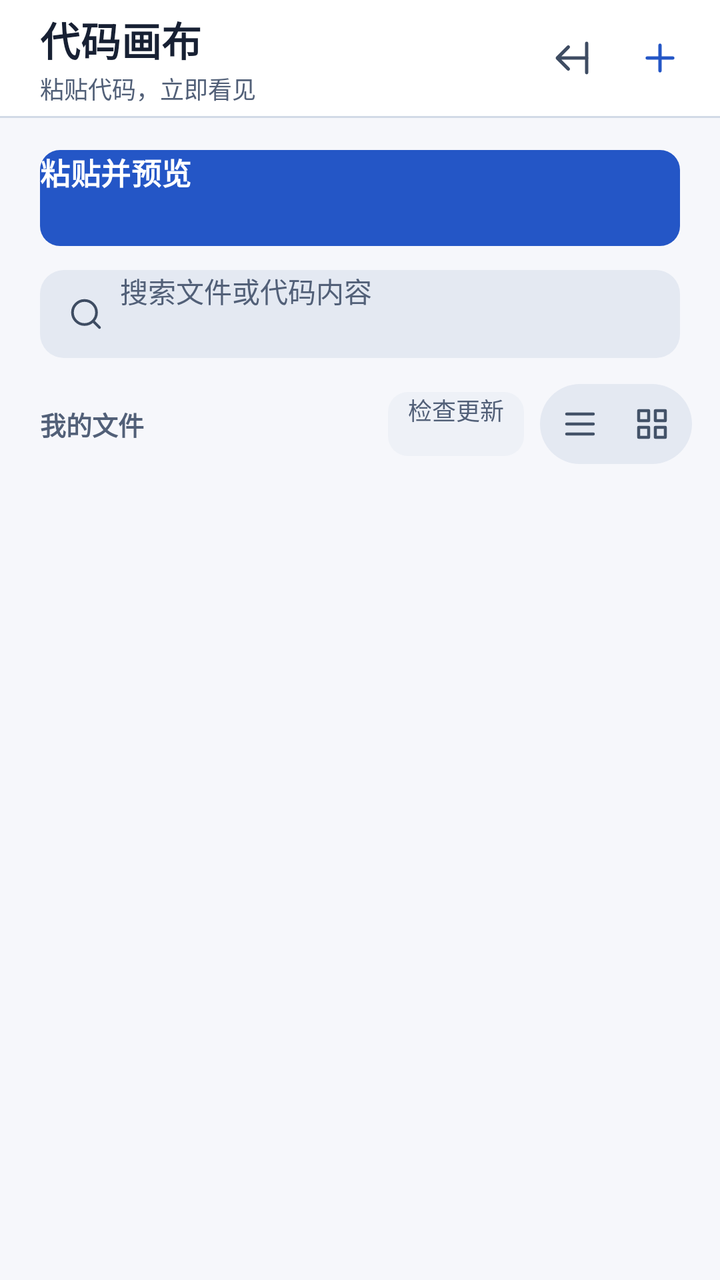
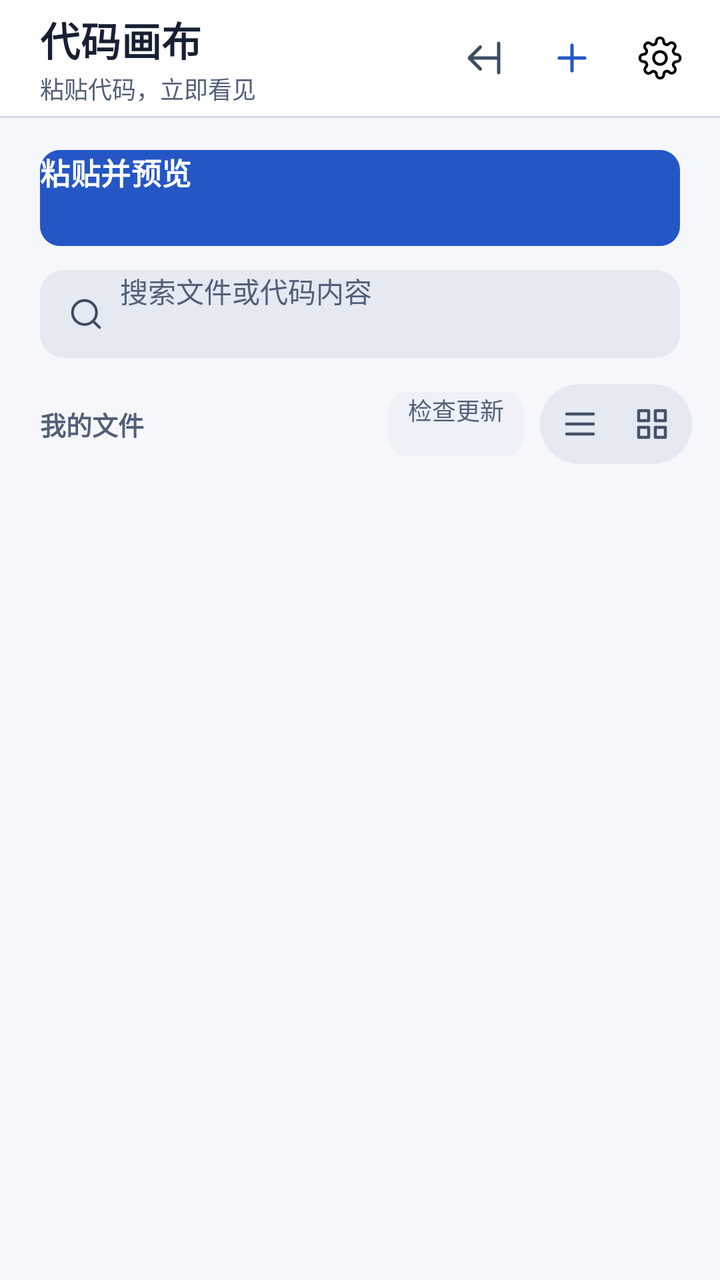

The first picture is an Android layout as it rendered before a commit; the second is the same layout after the commit. The layout source and the unified diff follow.
<!-- AndroidManifest.xml: application theme AppTheme -->
<!-- res/layout/activity_main.xml -->
<LinearLayout xmlns:android="http://schemas.android.com/apk/res/android"
    android:id="@+id/root_main"
    android:layout_width="match_parent"
    android:layout_height="match_parent"
    android:orientation="vertical"
    android:background="@color/canvas_bg">

    
    <LinearLayout
        android:layout_width="match_parent"
        android:layout_height="58dp"
        android:orientation="horizontal"
        android:gravity="center_vertical"
        android:paddingStart="20dp"
        android:paddingEnd="8dp"
        android:background="@color/canvas_surface">

        <LinearLayout
            android:layout_width="0dp"
            android:layout_height="wrap_content"
            android:layout_weight="1"
            android:orientation="vertical">

            <TextView
                android:id="@+id/txt_brand"
                android:layout_width="wrap_content"
                android:layout_height="wrap_content"
                android:text="代码画布"
                android:textSize="20sp"
                android:textStyle="bold"
                android:letterSpacing="0.01"
                android:textColor="@color/canvas_ink_primary" />

            <TextView
                android:id="@+id/txt_brand_sub"
                android:layout_width="wrap_content"
                android:layout_height="wrap_content"
                android:layout_marginTop="1dp"
                android:text="粘贴代码，立即看见"
                android:textSize="12sp"
                android:textColor="@color/canvas_ink_secondary" />
        </LinearLayout>

        <ImageButton
            android:id="@+id/btn_import"
            android:layout_width="44dp"
            android:layout_height="44dp"
            android:layout_marginStart="4dp"
            android:padding="11dp"
            android:background="@drawable/bg_icon_button"
            android:src="@drawable/ic_import"
            android:contentDescription="导入文件" />

        <ImageButton
            android:id="@+id/btn_new"
            android:layout_width="44dp"
            android:layout_height="44dp"
            android:padding="11dp"
            android:background="@drawable/bg_icon_button"
            android:src="@drawable/ic_add"
            android:contentDescription="新建画布" />
    </LinearLayout>

    <View
        android:layout_width="match_parent"
        android:layout_height="1dp"
        android:background="@color/canvas_border" />

    <Button
        android:id="@+id/btn_quick_paste_preview"
        android:layout_width="match_parent"
        android:layout_height="48dp"
        android:layout_marginHorizontal="20dp"
        android:layout_marginTop="16dp"
        android:background="@drawable/bg_button_primary"
        android:text="粘贴并预览"
        android:textSize="15sp"
        android:textStyle="bold"
        android:letterSpacing="0.01"
        android:textColor="@color/text_on_primary_button" />

    
    <LinearLayout
        android:layout_width="match_parent"
        android:layout_height="44dp"
        android:layout_marginHorizontal="20dp"
        android:layout_marginTop="12dp"
        android:orientation="horizontal"
        android:gravity="center_vertical"
        android:paddingHorizontal="14dp"
        android:background="@drawable/bg_search">

        <ImageView
            android:layout_width="18dp"
            android:layout_height="18dp"
            android:src="@drawable/ic_search"
            android:importantForAccessibility="no" />

        <EditText
            android:id="@+id/edit_search"
            android:layout_width="0dp"
            android:layout_height="match_parent"
            android:layout_weight="1"
            android:layout_marginStart="8dp"
            android:background="@null"
            android:hint="搜索文件或代码内容"
            android:textSize="14sp"
            android:textColor="@color/canvas_ink_primary"
            android:textColorHint="@color/canvas_ink_secondary"
            android:inputType="text"
            android:singleLine="true"
            android:importantForAutofill="no" />
    </LinearLayout>

    
    <LinearLayout
        android:layout_width="match_parent"
        android:layout_height="46dp"
        android:layout_marginTop="10dp"
        android:orientation="horizontal"
        android:gravity="center_vertical"
        android:paddingStart="20dp"
        android:paddingEnd="14dp">

        <TextView
            android:id="@+id/txt_file_count"
            android:layout_width="wrap_content"
            android:layout_height="wrap_content"
            android:text="我的文件"
            android:textSize="13sp"
            android:textStyle="bold"
            android:textColor="@color/canvas_ink_secondary" />

        <View
            android:layout_width="0dp"
            android:layout_height="1dp"
            android:layout_weight="1" />

        
        <Button
            android:id="@+id/btn_check_update"
            android:layout_width="wrap_content"
            android:layout_height="32dp"
            android:minWidth="0dp"
            android:layout_marginEnd="8dp"
            android:paddingHorizontal="10dp"
            android:background="@drawable/bg_button_subtle"
            android:text="检查更新"
            android:textSize="12sp"
            android:maxLines="1"
            android:ellipsize="end"
            android:textColor="@color/canvas_ink_secondary" />

        <LinearLayout
            android:layout_width="wrap_content"
            android:layout_height="40dp"
            android:orientation="horizontal"
            android:gravity="center_vertical"
            android:padding="2dp"
            android:background="@drawable/bg_segment_track">

            <ImageButton
                android:id="@+id/btn_layout_list"
                android:layout_width="36dp"
                android:layout_height="36dp"
                android:padding="8dp"
                android:background="@drawable/bg_icon_toggle"
                android:tint="@color/icon_toggle_tint"
                android:src="@drawable/ic_view_list"
                android:contentDescription="紧凑列表" />

            <ImageButton
                android:id="@+id/btn_layout_grid"
                android:layout_width="36dp"
                android:layout_height="36dp"
                android:padding="8dp"
                android:background="@drawable/bg_icon_toggle"
                android:tint="@color/icon_toggle_tint"
                android:src="@drawable/ic_view_grid"
                android:contentDescription="方格布局" />
        </LinearLayout>
    </LinearLayout>

    <FrameLayout
        android:layout_width="match_parent"
        android:layout_height="0dp"
        android:layout_weight="1">

        <ListView
            android:id="@+id/list_documents"
            android:layout_width="match_parent"
            android:layout_height="match_parent"
            android:divider="@null"
            android:dividerHeight="8dp"
            android:paddingHorizontal="20dp"
            android:paddingBottom="8dp"
            android:clipToPadding="false" />

        <GridView
            android:id="@+id/grid_documents"
            android:layout_width="match_parent"
            android:layout_height="match_parent"
            android:numColumns="2"
            android:horizontalSpacing="12dp"
            android:verticalSpacing="12dp"
            android:paddingHorizontal="20dp"
            android:paddingBottom="8dp"
            android:clipToPadding="false"
            android:stretchMode="columnWidth"
            android:visibility="gone" />

        <LinearLayout
            android:id="@+id/view_empty"
            android:layout_width="match_parent"
            android:layout_height="match_parent"
            android:orientation="vertical"
            android:gravity="center"
            android:paddingHorizontal="48dp"
            android:visibility="gone">

            <ImageView
                android:layout_width="96dp"
                android:layout_height="96dp"
                android:src="@drawable/ic_empty_canvas"
                android:importantForAccessibility="no" />

            <TextView
                android:id="@+id/txt_empty"
                android:layout_width="wrap_content"
                android:layout_height="wrap_content"
                android:layout_marginTop="14dp"
                android:text="把第一段代码变成作品"
                android:textSize="16sp"
                android:textStyle="bold"
                android:textColor="@color/canvas_ink_primary" />

            <TextView
                android:id="@+id/txt_empty_hint"
                android:layout_width="match_parent"
                android:layout_height="wrap_content"
                android:layout_marginTop="8dp"
                android:gravity="center"
                android:text="在 AI 聊天里复制 HTML、SVG 或 XML 代码，粘进来就能看到效果，不用装浏览器。"
                android:textSize="13sp"
                android:lineSpacingMultiplier="1.4"
                android:textColor="@color/canvas_ink_secondary" />

            <Button
                android:id="@+id/btn_empty_paste"
                android:layout_width="match_parent"
                android:layout_height="46dp"
                android:layout_marginTop="20dp"
                android:background="@drawable/bg_button_primary"
                android:text="粘贴并预览"
                android:textSize="14sp"
                android:textStyle="bold"
                android:textColor="@color/canvas_on_primary" />

            <Button
                android:id="@+id/btn_empty_import"
                android:layout_width="wrap_content"
                android:layout_height="40dp"
                android:layout_marginTop="4dp"
                android:background="?android:attr/selectableItemBackground"
                android:paddingHorizontal="12dp"
                android:text="或从手机导入代码文件"
                android:textSize="13sp"
                android:textColor="@color/canvas_primary" />

            <TextView
                android:layout_width="match_parent"
                android:layout_height="wrap_content"
                android:layout_marginTop="10dp"
                android:gravity="center"
                android:text="代码只保存在本机，不会上传。"
                android:textSize="12sp"
                android:textColor="@color/canvas_ink_secondary" />
        </LinearLayout>
    </FrameLayout>
</LinearLayout>
<!-- resources referenced by this layout -->
<resources>
  <color name="canvas_bg">#F6F7FB</color>
  <color name="canvas_border">#D2DAE6</color>
  <color name="canvas_ink_primary">#172033</color>
  <color name="canvas_ink_secondary">#526078</color>
  <color name="canvas_on_primary">#FFFFFF</color>
  <color name="canvas_primary">#2456C6</color>
  <color name="canvas_surface">#FFFFFF</color>
  <!-- drawable bg_button_subtle (drawable) -->
  <?xml version="1.0" encoding="utf-8"?>
  <shape xmlns:android="http://schemas.android.com/apk/res/android"
      android:shape="rectangle">
      <solid android:color="@color/canvas_surface_subtle" />
      <corners android:radius="10dp" />
  </shape>
  <!-- drawable bg_icon_button (drawable) -->
  <?xml version="1.0" encoding="utf-8"?>
  <selector xmlns:android="http://schemas.android.com/apk/res/android">
      <item android:state_pressed="true">
          <shape android:shape="rectangle">
              <solid android:color="@color/canvas_segment_track" />
              <corners android:radius="12dp" />
          </shape>
      </item>
      <item>
          <shape android:shape="rectangle">
              <solid android:color="@android:color/transparent" />
              <corners android:radius="12dp" />
          </shape>
      </item>
  </selector>
  <!-- drawable bg_segment_track (drawable) -->
  <?xml version="1.0" encoding="utf-8"?>
  <shape xmlns:android="http://schemas.android.com/apk/res/android"
      android:shape="rectangle">
      <solid android:color="@color/canvas_segment_track" />
      <corners android:radius="999dp" />
  </shape>
  <!-- drawable ic_add (drawable) -->
  <?xml version="1.0" encoding="utf-8"?>
  <vector xmlns:android="http://schemas.android.com/apk/res/android"
      android:width="24dp"
      android:height="24dp"
      android:viewportWidth="24"
      android:viewportHeight="24">
      <path
          android:fillColor="#00000000"
          android:strokeColor="@color/canvas_primary"
          android:strokeWidth="1.8"
          android:strokeLineCap="round"
          android:strokeLineJoin="round"
          android:pathData="M12,5 L12,19 M5,12 L19,12" />
  </vector>
  <!-- drawable ic_view_grid (drawable) -->
  <?xml version="1.0" encoding="utf-8"?>
  <vector xmlns:android="http://schemas.android.com/apk/res/android"
      android:width="24dp"
      android:height="24dp"
      android:viewportWidth="24"
      android:viewportHeight="24">
      <path
          android:fillColor="#00000000"
          android:strokeColor="@color/canvas_icon_on_surface"
          android:strokeWidth="1.8"
          android:strokeLineCap="round"
          android:strokeLineJoin="round"
          android:pathData="M4,4 h6 v6 h-6 Z M14,4 h6 v6 h-6 Z M4,14 h6 v6 h-6 Z M14,14 h6 v6 h-6 Z" />
  </vector>
  <!-- drawable ic_view_list (drawable) -->
  <?xml version="1.0" encoding="utf-8"?>
  <vector xmlns:android="http://schemas.android.com/apk/res/android"
      android:width="24dp"
      android:height="24dp"
      android:viewportWidth="24"
      android:viewportHeight="24">
      <path
          android:fillColor="#00000000"
          android:strokeColor="@color/canvas_icon_on_surface"
          android:strokeWidth="1.8"
          android:strokeLineCap="round"
          android:strokeLineJoin="round"
          android:pathData="M4,6 h16 M4,12 h16 M4,18 h16" />
  </vector>
  <color name="canvas_primary_pressed">#1C43A0</color>
  <color name="canvas_disabled_fill">#CBD5E1</color>
  <color name="canvas_surface_subtle">#EEF1F7</color>
  <color name="canvas_segment_track">#E4E9F2</color>
  <color name="canvas_border_strong">#74849B</color>
  <color name="canvas_icon_on_subtle">#3E4C62</color>
  <color name="canvas_icon_on_surface">#435268</color>
  <!-- drawable bg_dialog_surface (drawable) -->
  <?xml version="1.0" encoding="utf-8"?>
  <shape xmlns:android="http://schemas.android.com/apk/res/android"
      android:shape="rectangle">
      <solid android:color="@color/canvas_surface" />
      <stroke
          android:width="1dp"
          android:color="@color/canvas_border" />
      <corners android:radius="14dp" />
  </shape>
</resources>

<!-- the commit's change to res/layout/activity_main.xml (unified diff, before → after) -->
@@ -59,6 +59,15 @@
             android:background="@drawable/bg_icon_button"
             android:src="@drawable/ic_add"
             android:contentDescription="新建画布" />
+
+        <ImageButton
+            android:id="@+id/btn_settings"
+            android:layout_width="44dp"
+            android:layout_height="44dp"
+            android:padding="11dp"
+            android:background="@drawable/bg_icon_button"
+            android:src="@drawable/ic_settings"
+            android:contentDescription="设置" />
     </LinearLayout>
 
     <View
